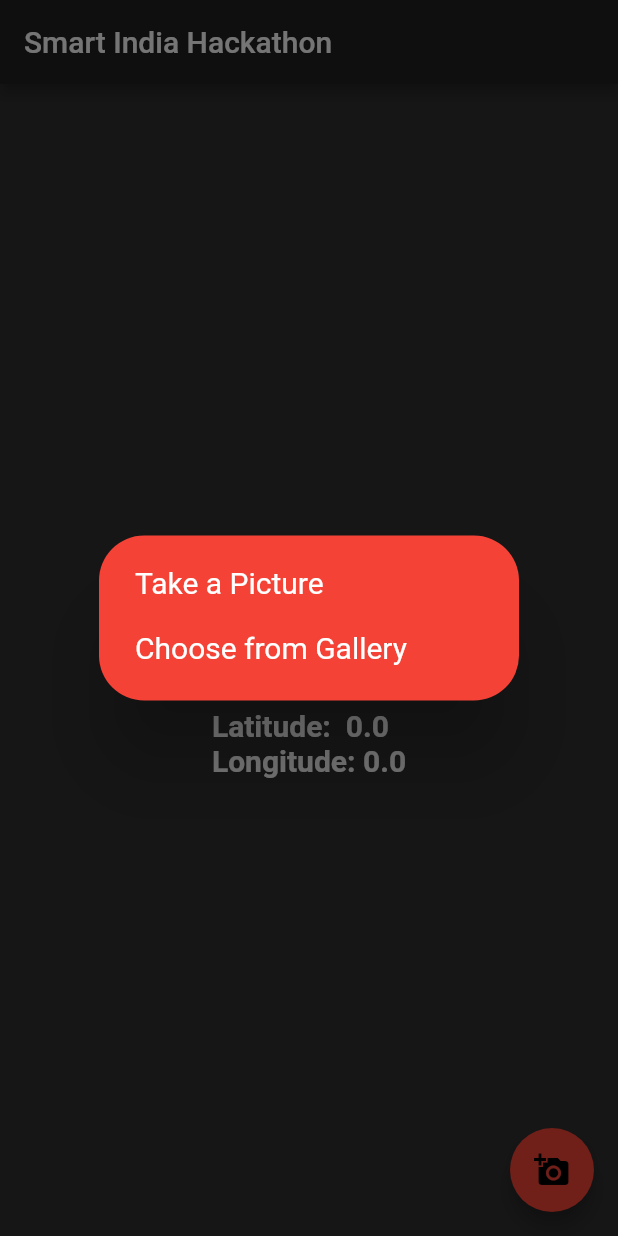
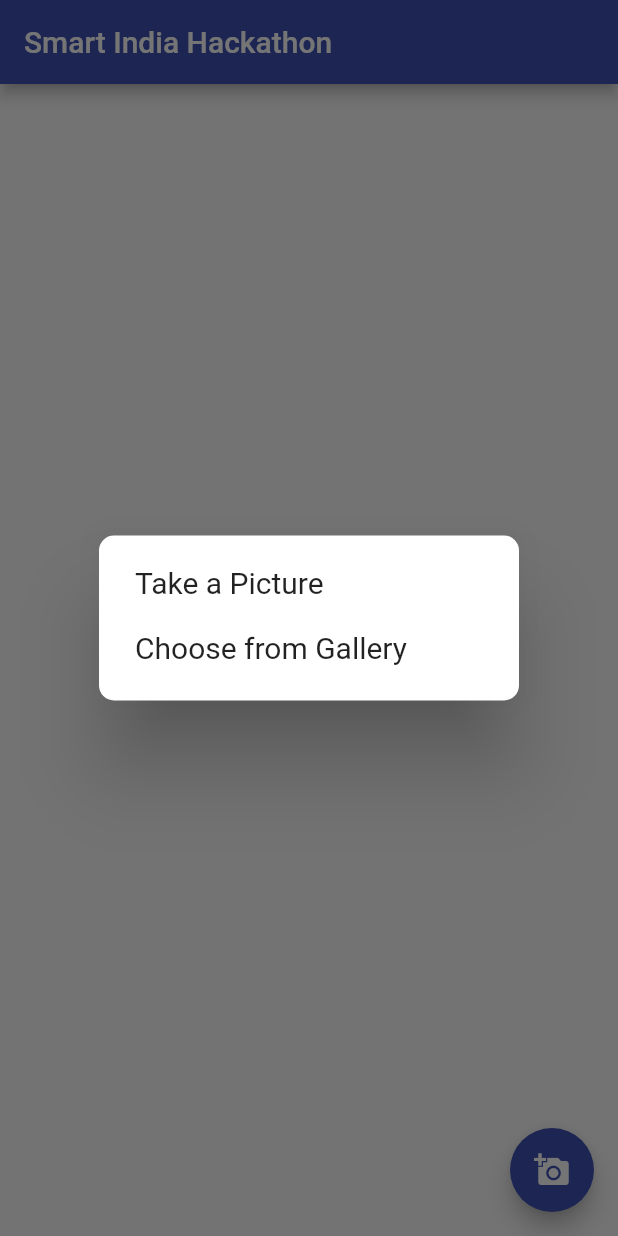
Before and after one commit to sayannath/SIH, a Flutter app: the screen it shows after launch, after a tap on the "add a photo" icon, on a phone screen of 412 x 824 dp. Run offline on Flutter 3.47's test engine with Material 2 defaults, Android fonts, the phone set to English and light mode, and no system bars; our stand-ins replace geolocator, image_picker, sqflite; accounts and stored records are empty.

Commit message:
Updated UI

```diff
--- a/lib/main.dart
+++ b/lib/main.dart
@@ -14,7 +14,16 @@ class MyApp extends StatelessWidget {
   Widget build(BuildContext context) {
     return MaterialApp(
       debugShowCheckedModeBanner: false,
-      theme: ThemeData.dark(),
+      theme: ThemeData(
+        backgroundColor: Colors.white,
+        primarySwatch: Colors.indigo,
+        accentColor: Colors.indigo,
+        brightness: Brightness.light,
+      ),
+      darkTheme: ThemeData(
+        backgroundColor: Colors.black,
+        brightness: Brightness.dark,
+      ),
       home: SplashScreen(),
     );
   }
@@ -56,14 +65,60 @@ class _HomePageState extends State<HomePage> {
     });
   }
 
+  showFloatingActionButton(){
+    if(_image == null){
+      return FloatingActionButton(
+        child: Icon(Icons.add_a_photo),
+        tooltip: 'Open Camera',
+        onPressed: _optionsDialogBox,
+      );
+    } else {
+      return FloatingActionButton(
+        child: Icon(Icons.close),
+        onPressed: (){
+          setState(() {
+            _image = null;
+          });
+        },
+      );
+    }
+  }
+
+  showLocation(){
+    if(_image != null){
+      _displayCurrentLocation();
+      return Container(
+        child: Column(
+          children: <Widget>[
+            Padding(
+              padding: EdgeInsets.fromLTRB(0, 10, 0, 0),
+            ),
+            Text(
+              "Latitude:  ${_location.latitude}\n"
+              "Longitude: ${_location.longitude}",
+              style: TextStyle(
+                fontWeight: FontWeight.bold,
+                fontSize: 20,
+                fontFamily: "Roboto",
+                ),
+              ),
+            ],
+          ),
+        );
+      }
+      else {
+        return Container();
+      }
+  }
+
   Future<void> _optionsDialogBox() {
     return showDialog(
         context: context,
         builder: (BuildContext context) {
           return AlertDialog(
-            backgroundColor: Colors.red,
+            backgroundColor: Theme.of(context).backgroundColor,
             shape: RoundedRectangleBorder(
-              borderRadius: new BorderRadius.circular(30.0),
+              borderRadius: new BorderRadius.circular(10.0),
             ),
             content: SingleChildScrollView(
               child: ListBody(
@@ -72,7 +127,6 @@ class _HomePageState extends State<HomePage> {
                     child: Text(
                       'Take a Picture',
                       style: TextStyle(
-                        color: Colors.white,
                         fontSize: 20,
                       ),
                     ),
@@ -85,7 +139,6 @@ class _HomePageState extends State<HomePage> {
                     child: Text(
                       'Choose from Gallery',
                       style: TextStyle(
-                        color: Colors.white,
                         fontSize: 20,
                       ),
                     ),
@@ -114,56 +167,23 @@ class _HomePageState extends State<HomePage> {
                       'No Image is Selected.',
                       style: TextStyle(
                           fontSize: 20,
-                          color: Colors.white,
+                          fontWeight: FontWeight.bold,
                           fontFamily: "Roboto"),
                     )
-                  : Image.file(_image),
+                  : Container(
+                    width: 400.0,
+                    height: 400.0,
+                    child: Image.file(_image),
+                  ),
             ),
             Padding(
               padding: EdgeInsets.fromLTRB(0, 0, 0, 30),
             ),
-            Container(
-              child: Column(
-                children: <Widget>[
-                  RaisedButton(
-                    onPressed: _displayCurrentLocation,
-                    color: Colors.green,
-                    textColor: Colors.white,
-                    padding: const EdgeInsets.all(10.0),
-                    shape: RoundedRectangleBorder(
-                      borderRadius: BorderRadius.circular(10),
-                    ),
-                    child: Text('Get Location',
-                        style: TextStyle(
-                            fontFamily: "Roboto",
-                            fontWeight: FontWeight.bold,
-                            fontSize: 20)),
-                  ),
-                  Padding(
-                    padding: EdgeInsets.fromLTRB(0, 10, 0, 0),
-                  ),
-                  Text(
-                    "Latitude:  ${_location.latitude}\n"
-                    "Longitude: ${_location.longitude}",
-                    style: TextStyle(
-                      color: Colors.white,
-                      fontWeight: FontWeight.bold,
-                      fontSize: 20,
-                      fontFamily: "Roboto",
-                    ),
-                  ),
-                ],
-              ),
-            ),
+            showLocation(),
           ],
         ),
       ),
-      floatingActionButton: FloatingActionButton(
-        backgroundColor: Colors.red,
-        child: Icon(Icons.add_a_photo),
-        tooltip: 'Open Camera',
-        onPressed: _optionsDialogBox,
-      ),
+      floatingActionButton: showFloatingActionButton(),
     );
   }
 }
--- a/pubspec.yaml
+++ b/pubspec.yaml
@@ -29,6 +29,7 @@ dependencies:
   sqflite:
   path_provider:
   intl:
+  dartpedia:
 
 
 
```
Also changed, not shown: pubspec.lock.
